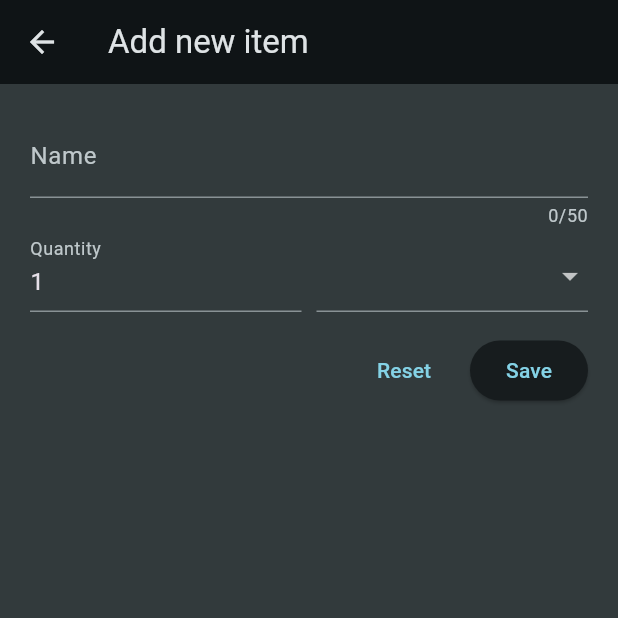
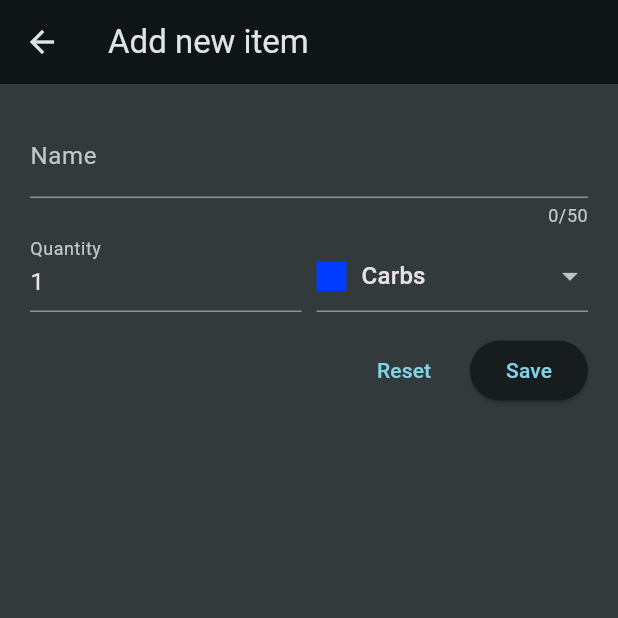
Before and after one commit to naolselemon/FlutterShoppingList, a Flutter app: the screen it shows after launch, after a tap on the "add" icon, on a phone screen of 412 x 824 dp, the top half of it. Run offline on Flutter 3.47's test engine with Material 3 defaults, Android fonts, the phone set to English and light mode, and no system bars.

Commit message:
new item displaying is done

```diff
--- a/lib/models/grocery_item.dart
+++ b/lib/models/grocery_item.dart
@@ -8,6 +8,6 @@ class GroceryItem {
       required this.category});
   final String id;
   final String name;
-  final double quantity;
+  final int quantity;
   final Category category;
 }
--- a/lib/widgets/grocery_list.dart
+++ b/lib/widgets/grocery_list.dart
@@ -1,5 +1,6 @@
 import 'package:flutter/material.dart';
 import 'package:shopping_list/data/dummy_data.dart';
+import 'package:shopping_list/models/grocery_item.dart';
 import 'package:shopping_list/widgets/new_item.dart';
 
 class GroceryList extends StatefulWidget {
@@ -11,13 +12,39 @@ class GroceryList extends StatefulWidget {
 }
 
 class _GroceryListState extends State<GroceryList> {
-  void newItem(BuildContext context) {
-    Navigator.push(
+  final _groceryItems = [];
+  void newItem(BuildContext context) async {
+    final newItem = await Navigator.push<GroceryItem>(
         context, MaterialPageRoute(builder: (context) => const NewItem()));
+
+    if (newItem == null) {
+      return;
+    }
+    setState(() {
+      _groceryItems.add(newItem);
+    });
   }
 
   @override
   Widget build(BuildContext context) {
+    Widget content = ListView.builder(
+        itemCount: _groceryItems.length,
+        itemBuilder: (ctx, index) {
+          return ListTile(
+            title: Text(_groceryItems[index].name),
+            leading: Container(
+              height: 24,
+              width: 24,
+              color: _groceryItems[index].category.color,
+            ),
+            trailing: Text(_groceryItems[index].quantity.toString()),
+          );
+        });
+
+    if (_groceryItems.isEmpty) {
+      content = const Center(child: Text('No groceries added yet.'));
+    }
+
     return Scaffold(
         appBar: AppBar(
           title: const Text("Your Groceries"),
@@ -30,19 +57,6 @@ class _GroceryListState extends State<GroceryList> {
             ),
           ],
         ),
-      body: ListView.builder(
-          itemCount: groceryItems.length,
-          itemBuilder: (ctx, index) {
-            return ListTile(
-              title: Text(groceryItems[index].name),
-              leading: Container(
-                height: 24,
-                width: 24,
-                color: groceryItems[index].category.color,
-              ),
-              trailing: Text(groceryItems[index].quantity.toString()),
-            );
-          }),
-    );
+        body: content);
   }
 }
--- a/lib/widgets/new_item.dart
+++ b/lib/widgets/new_item.dart
@@ -2,6 +2,7 @@ import 'package:flutter/material.dart';
 
 import 'package:shopping_list/data/categories.dart';
 import 'package:shopping_list/models/category.dart';
+import 'package:shopping_list/models/grocery_item.dart';
 
 class NewItem extends StatefulWidget {
   const NewItem({super.key});
@@ -16,13 +17,18 @@ class _NewItemState extends State<NewItem> {
   var _enteredName = '';
   var _enteredQuantity = 1;
   var _selectedCategory = categories[Categories.carbs]!;
+
   void _saveItem() {
     if (_formKey.currentState!.validate()) {
       _formKey.currentState!.save();
 
-      print(_enteredName);
-      print(_enteredQuantity);
-      print(_selectedCategory);
+      Navigator.pop(
+          context,
+          GroceryItem(
+              id: DateTime.now().toString(),
+              name: _enteredName,
+              quantity: _enteredQuantity,
+              category: _selectedCategory));
     }
   }
 
@@ -36,6 +42,7 @@ class _NewItemState extends State<NewItem> {
         padding: const EdgeInsets.all(20),
         child: Form(
           key: _formKey,
+          child: SingleChildScrollView(
             child: Column(
               children: [
                 TextFormField(
@@ -84,11 +91,12 @@ class _NewItemState extends State<NewItem> {
                       width: 10,
                     ),
                     Expanded(
-                    child: DropdownButtonFormField(
+                      child: DropdownButtonFormField<Category>(
+                          value: _selectedCategory,
                           items: [
                             for (final category in categories.entries)
-                            DropdownMenuItem(
-                                value: _selectedCategory,
+                              DropdownMenuItem<Category>(
+                                  value: category.value,
                                   child: Row(
                                     children: [
                                       Container(
@@ -104,7 +112,9 @@ class _NewItemState extends State<NewItem> {
                                   ))
                           ],
                           onChanged: (value) {
+                            setState(() {
                               _selectedCategory = value!;
+                            });
                           }),
                     )
                   ],
@@ -115,7 +125,16 @@ class _NewItemState extends State<NewItem> {
                 Row(
                   mainAxisAlignment: MainAxisAlignment.end,
                   children: [
-                  TextButton(onPressed: () {}, child: const Text("Reset")),
+                    TextButton(
+                        onPressed: () {
+                          _formKey.currentState!.reset();
+                          setState(() {
+                            _enteredName = '';
+                            _enteredQuantity = 1;
+                            _selectedCategory = categories[Categories.carbs]!;
+                          });
+                        },
+                        child: const Text("Reset")),
                     const SizedBox(
                       width: 12,
                     ),
@@ -127,6 +146,7 @@ class _NewItemState extends State<NewItem> {
             ),
           ),
         ),
+      ),
     );
   }
 }
```
Lines whose indentation alone changed are shown as unchanged.
